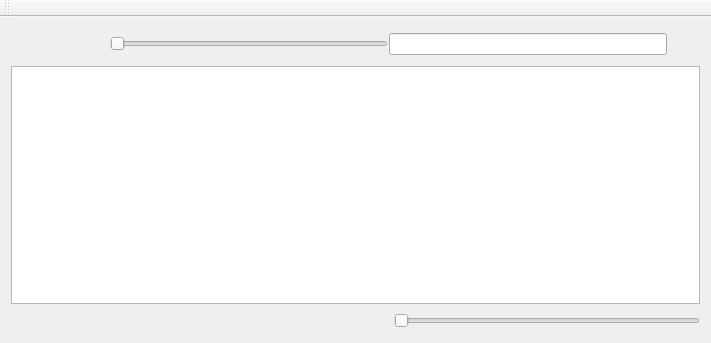
abodnyaUA/Q5VkPlayer, file mainwindow.ui: the form before one commit.
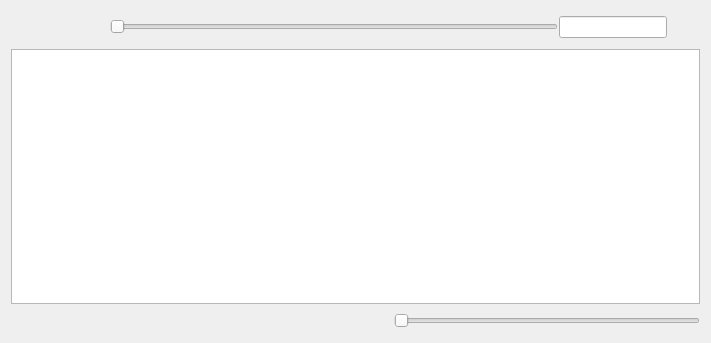
The form after the commit. Icons and pictures are not drawn.

Patch:
```diff
--- a/mainwindow.ui
+++ b/mainwindow.ui
@@ -124,7 +124,14 @@
        </widget>
       </item>
       <item>
-       <widget class="QLineEdit" name="lineEdit"/>
+       <widget class="QLineEdit" name="lineEdit">
+        <property name="sizePolicy">
+         <sizepolicy hsizetype="Preferred" vsizetype="Fixed">
+          <horstretch>0</horstretch>
+          <verstretch>0</verstretch>
+         </sizepolicy>
+        </property>
+       </widget>
       </item>
       <item>
        <widget class="QPushButton" name="toolButton">
@@ -260,14 +267,6 @@
     </rect>
    </property>
   </widget>
-  <widget class="QToolBar" name="mainToolBar">
-   <attribute name="toolBarArea">
-    <enum>TopToolBarArea</enum>
-   </attribute>
-   <attribute name="toolBarBreak">
-    <bool>false</bool>
-   </attribute>
-  </widget>
  </widget>
  <layoutdefault spacing="6" margin="11"/>
  <resources>
```
Left out of the diff: 2 changed lines with no effect on the pictures.
